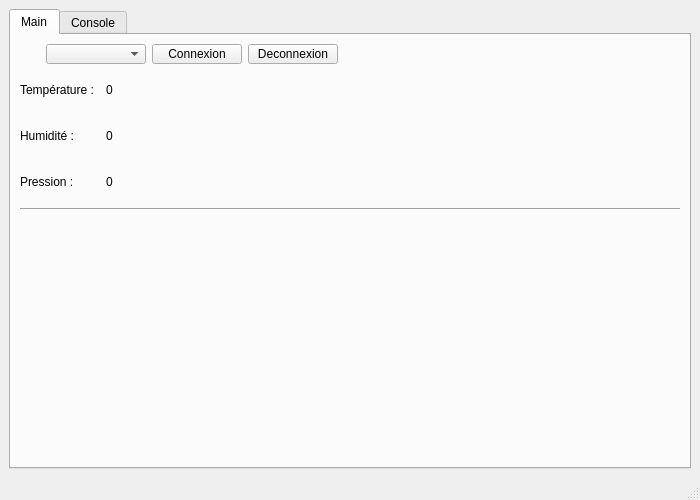
Old version of the form QtApp/QtApp/mainwindow.ui in the repository leoHerv/LE_sensor_BLE_project.
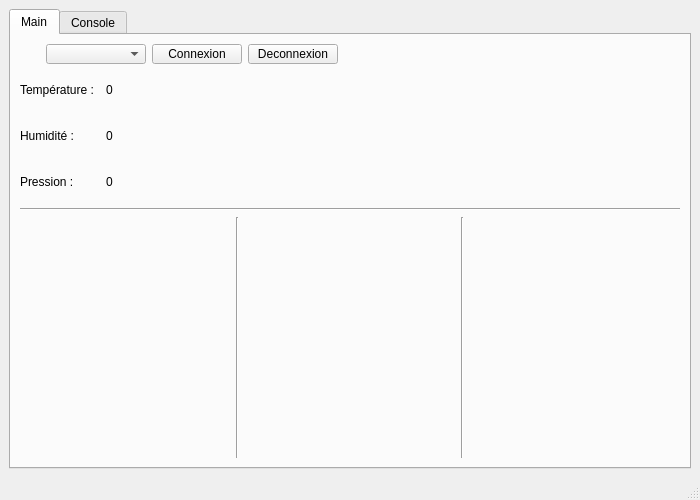
New version of the form. Custom widgets are drawn as their Qt base class.

Commit message:
Add 3 graphs for our data
data = temperature, humidity and pressure

The edit to the form file:
```diff
--- a/QtApp/QtApp/mainwindow.ui
+++ b/QtApp/QtApp/mainwindow.ui
@@ -233,7 +233,27 @@
         <item>
          <layout class="QHBoxLayout" name="curvesHorizontalLayout">
           <item>
-           <widget class="QCustomPlot" name="customPlotWidget" native="true"/>
+           <widget class="QCustomPlot" name="plotTemperatureWidget" native="true"/>
+          </item>
+          <item>
+           <widget class="Line" name="line_2">
+            <property name="orientation">
+             <enum>Qt::Vertical</enum>
+            </property>
+           </widget>
+          </item>
+          <item>
+           <widget class="QCustomPlot" name="plotHumidityWidget" native="true"/>
+          </item>
+          <item>
+           <widget class="Line" name="line_3">
+            <property name="orientation">
+             <enum>Qt::Vertical</enum>
+            </property>
+           </widget>
+          </item>
+          <item>
+           <widget class="QCustomPlot" name="plotPressureWidget" native="true"/>
           </item>
          </layout>
         </item>
```
The commit also changes 2 other files.
